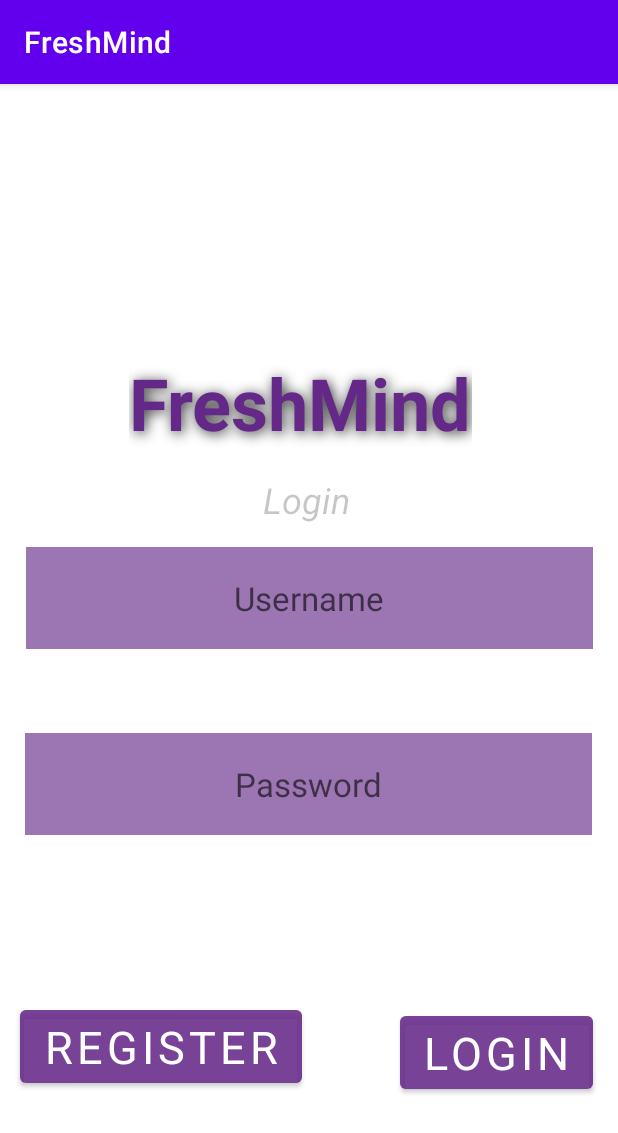
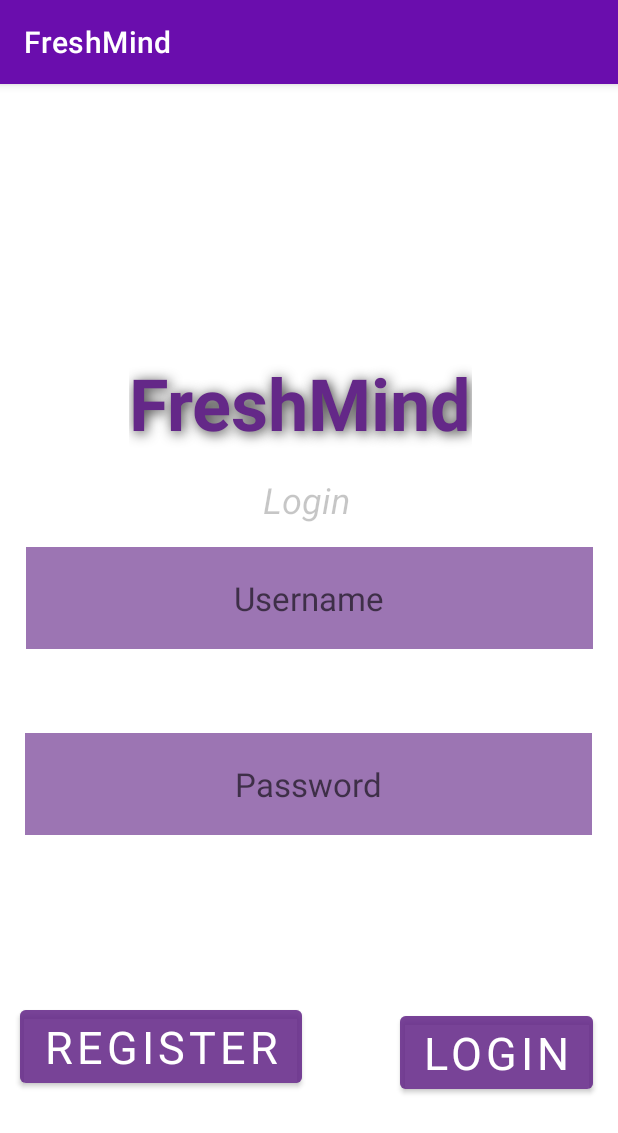
Before and after one commit to NotedSalmon/FreshMind, an Android app: the screen it shows after launch (User_Login), on a phone screen of 412 x 824 dp. Shown: the top 1133 px of the screen. Run offline under Robolectric (Android 15) with nearby library versions, the phone set to English and light mode, and no system bars; our stand-ins replace Firebase (no records; nobody signed in at launch, a user with empty details on screens opened directly); Roboto replaces fonts that are not available here.

Commit message:
Feedback Implemented, Working on Themes:
Feedback has been implemented and can be viewed online. Working on Theme number 1 so i can start the survey and decide on 2 themes that I will use interchangeably.

```diff
--- a/app/src/main/java/com/example/freshmind/Extras/Feedback.kt
+++ /dev/null
@@ -1,4 +0,0 @@
-package com.example.freshmind.Extras
-
-class Feedback {
-}
--- a/app/src/main/java/com/example/freshmind/UI/Notes/NotesFragment.kt
+++ b/app/src/main/java/com/example/freshmind/UI/Notes/NotesFragment.kt
@@ -17,7 +17,7 @@ import androidx.swiperefreshlayout.widget.SwipeRefreshLayout
 import com.example.freshmind.Authentication.globalUser
 import com.example.freshmind.Database.DBHelper
 import com.example.freshmind.Database.Notes_DataFiles
-
+import com.example.freshmind.Extras.getColorResource
 
 
 class NotesFragment : Fragment(), NotesAdapter.EditNoteClickListener {
@@ -39,6 +39,7 @@ class NotesFragment : Fragment(), NotesAdapter.EditNoteClickListener {
     ): View? {
         setHasOptionsMenu(true)
         val view = inflater.inflate(com.example.freshmind.R.layout.fragment_notes, container, false)
+        view?.setBackgroundColor(resources.getColor(getColorResource(requireContext())))
         recyclerView = view.findViewById(com.example.freshmind.R.id.notesRecyclerView)
         recyclerView.layoutManager = LinearLayoutManager(requireContext())
         swipeRefreshLayout = view.findViewById(com.example.freshmind.R.id.swipeRefreshLayoutNotes)
--- a/app/src/main/java/com/example/freshmind/UI/Settings/SettingsFragment.kt
+++ b/app/src/main/java/com/example/freshmind/UI/Settings/SettingsFragment.kt
@@ -17,6 +17,7 @@ import androidx.fragment.app.Fragment
 import com.example.freshmind.Authentication.User_Login
 import com.example.freshmind.Authentication.globalUser
 import com.example.freshmind.Database.DBHelper
+import com.example.freshmind.Extras.getColorResource
 import com.example.freshmind.R
 import com.example.freshmind.UI.Calendar.Utils.makeGone
 import com.example.freshmind.UI.Calendar.Utils.makeVisible
@@ -49,6 +50,7 @@ class SettingsFragment : Fragment() {
     ): View? {
         setHasOptionsMenu(true)
         val view = inflater.inflate(R.layout.fragment_settings, container, false)
+        view?.setBackgroundColor(resources.getColor(getColorResource(requireContext())))
 
         val starterActivity = activity as? Starter
         starterActivity?.floatingFab?.makeGone()
--- a/app/src/main/java/com/example/freshmind/UI/Starter.kt
+++ b/app/src/main/java/com/example/freshmind/UI/Starter.kt
@@ -31,6 +31,7 @@ import com.google.firebase.firestore.DocumentReference
 import com.google.firebase.firestore.firestore
 import java.time.LocalDate
 
+var globalTheme : String = "midnightSushi"
 class Starter : AppCompatActivity() {
 
     private lateinit var appBarConfiguration: AppBarConfiguration
--- a/app/src/main/java/com/example/freshmind/UI/Task/TaskListFragment.kt
+++ b/app/src/main/java/com/example/freshmind/UI/Task/TaskListFragment.kt
@@ -17,6 +17,7 @@ import androidx.swiperefreshlayout.widget.SwipeRefreshLayout
 import com.example.freshmind.Authentication.globalUser
 import com.example.freshmind.Database.DBHelper
 import com.example.freshmind.Database.Task_DataFiles
+import com.example.freshmind.Extras.getColorResource
 import com.example.freshmind.R
 import com.example.freshmind.UI.Settings.isExpiredTasksEnabled
 
@@ -40,6 +41,7 @@ class TaskListFragment : Fragment(), TaskAdapter.EditTaskClickListener {
     ): View? {
         setHasOptionsMenu(true)
         val view = inflater.inflate(R.layout.fragment_tasks, container, false)
+        view?.setBackgroundColor(resources.getColor(getColorResource(requireContext())))
         recyclerView = view.findViewById(R.id.recyclerView)
         recyclerView.layoutManager = LinearLayoutManager(requireContext())
         swipeRefreshLayout = view.findViewById(R.id.swipeRefreshLayout)
--- a/app/src/main/res/drawable/example_3_selected_bg.xml
+++ b/app/src/main/res/drawable/example_3_selected_bg.xml
@@ -2,5 +2,5 @@
 <shape xmlns:android="http://schemas.android.com/apk/res/android"
     android:shape="oval">
 
-    <solid android:color="@color/example_3_blue_light" />
+    <solid android:color="@color/lightGray" />
 </shape>
--- a/app/src/main/res/drawable/example_3_today_bg.xml
+++ b/app/src/main/res/drawable/example_3_today_bg.xml
@@ -2,5 +2,5 @@
 <shape xmlns:android="http://schemas.android.com/apk/res/android"
     android:shape="oval">
 
-    <solid android:color="@color/example_3_blue" />
+    <solid android:color="@color/gold" />
 </shape>
--- a/app/src/main/res/layout/fragment_calendar.xml
+++ b/app/src/main/res/layout/fragment_calendar.xml
@@ -4,7 +4,7 @@
     xmlns:tools="http://schemas.android.com/tools"
     android:layout_width="match_parent"
     android:layout_height="match_parent"
-    android:background="@color/white"
+    android:background="@color/lightGray"
     android:clickable="true"
     android:focusable="true"
     tools:context=".UI.Calendar.CalendarFragment">
--- a/app/src/main/res/layout/fragment_notes.xml
+++ b/app/src/main/res/layout/fragment_notes.xml
@@ -13,6 +13,7 @@
             android:layout_width="match_parent"
             android:layout_height="wrap_content"
             android:clickable="true"
+            android:background="@color/beigeBackgroundDark"
             tools:listitem="@layout/recycler_view_item" />
 
     </androidx.swiperefreshlayout.widget.SwipeRefreshLayout>
--- a/app/src/main/res/layout/fragment_tasks.xml
+++ b/app/src/main/res/layout/fragment_tasks.xml
@@ -1,6 +1,7 @@
 <RelativeLayout xmlns:android="http://schemas.android.com/apk/res/android"
     xmlns:tools="http://schemas.android.com/tools"
     android:layout_width="match_parent"
+    android:background="@color/backgroundIndigo"
     android:layout_height="match_parent">
 
     <androidx.swiperefreshlayout.widget.SwipeRefreshLayout
--- a/app/src/main/res/values/colors.xml
+++ b/app/src/main/res/values/colors.xml
@@ -16,4 +16,14 @@
     <color name="example_3_statusbar_color">#455A64</color>
     <color name="colorPrimaryDark">#303F9F</color>
     <color name="colorPrimary">#3F51B5</color>
+    <color name="lightPurple"> #504c94</color>
+    <color name="darkPurple">#383a5b</color>
+    <color name="lightGray">#acbcc4</color>
+    <color name="beigeBackgroundDark">#c5bed5</color>
+    <color name="brownCoffee">#4c2424</color>
+    <color name="deepPurple">#6A0DAD</color>
+    <color name="indigo">#4B0082</color>
+    <color name="gold">#FFD700</color>
+    <color name="darkBlue">#0D47A1</color>
+    <color name="backgroundIndigo">#35235D</color>
 </resources>
--- a/app/src/main/res/values/themes.xml
+++ b/app/src/main/res/values/themes.xml
@@ -2,13 +2,13 @@
     <!-- Base application theme. -->
     <style name="Theme.Default_FreshMind" parent="Theme.MaterialComponents.DayNight.DarkActionBar">
         <!-- Primary brand color. -->
-        <item name="colorPrimary">@color/purple_500</item>
-        <item name="colorPrimaryVariant">@color/purple_700</item>
-        <item name="colorOnPrimary">@color/black</item>
+        <item name="colorPrimary">@color/deepPurple</item>
+        <item name="colorPrimaryVariant">@color/indigo</item>
+        <item name="colorOnPrimary">@color/white</item>
         <!-- Secondary brand color. -->
-        <item name="colorSecondary">@color/teal_200</item>
-        <item name="colorSecondaryVariant">@color/teal_700</item>
-        <item name="colorOnSecondary">@color/black</item>
+        <item name="colorSecondary">@color/gold</item>
+        <item name="colorSecondaryVariant">@color/darkBlue</item>
+        <item name="colorOnSecondary">@color/white</item>
         <!-- Status bar color. -->
         <item name="android:statusBarColor">?attr/colorPrimaryVariant</item>
         <!-- Customize your theme here. -->
```
Also changed, not shown: app/src/main/java/com/example/freshmind/Authentication/User_Register.kt (+1 -6 lines), app/src/main/java/com/example/freshmind/Extras/BackgroundSettings.kt (added, +27 -0 lines), app/src/main/java/com/example/freshmind/UI/Calendar/CalendarFragment.kt (+20 -3 lines), app/src/main/java/com/example/freshmind/UI/Calendar/CalendarViewOptionsAdapter.kt (deleted, +0 -83 lines), app/src/main/java/com/example/freshmind/UI/Notes/NotesAdapter.kt (+5 -2 lines), app/src/main/java/com/example/freshmind/UI/Task/TaskListAdapter.kt (+9 -8 lines), app/src/main/java/com/example/freshmind/UI/Welcome/WelcomeFragment.kt (+15 -0 lines), app/src/main/res/layout/item_task.xml (+4 -4 lines).
